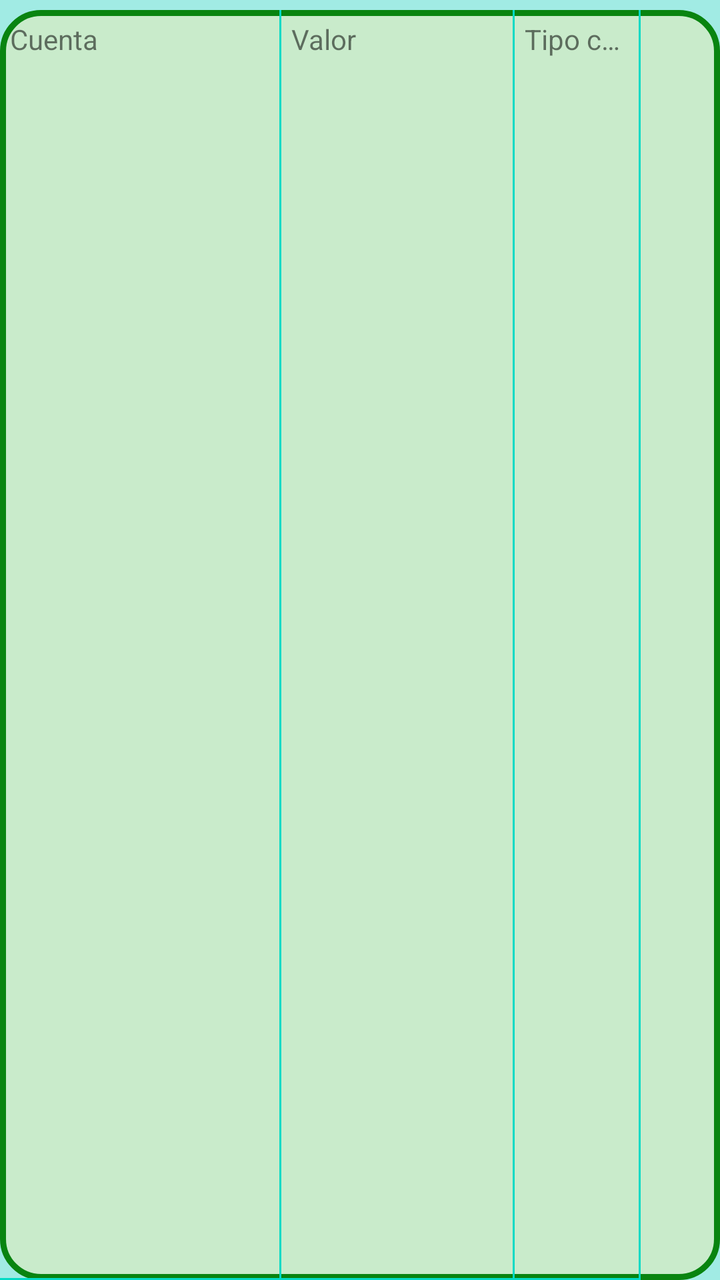
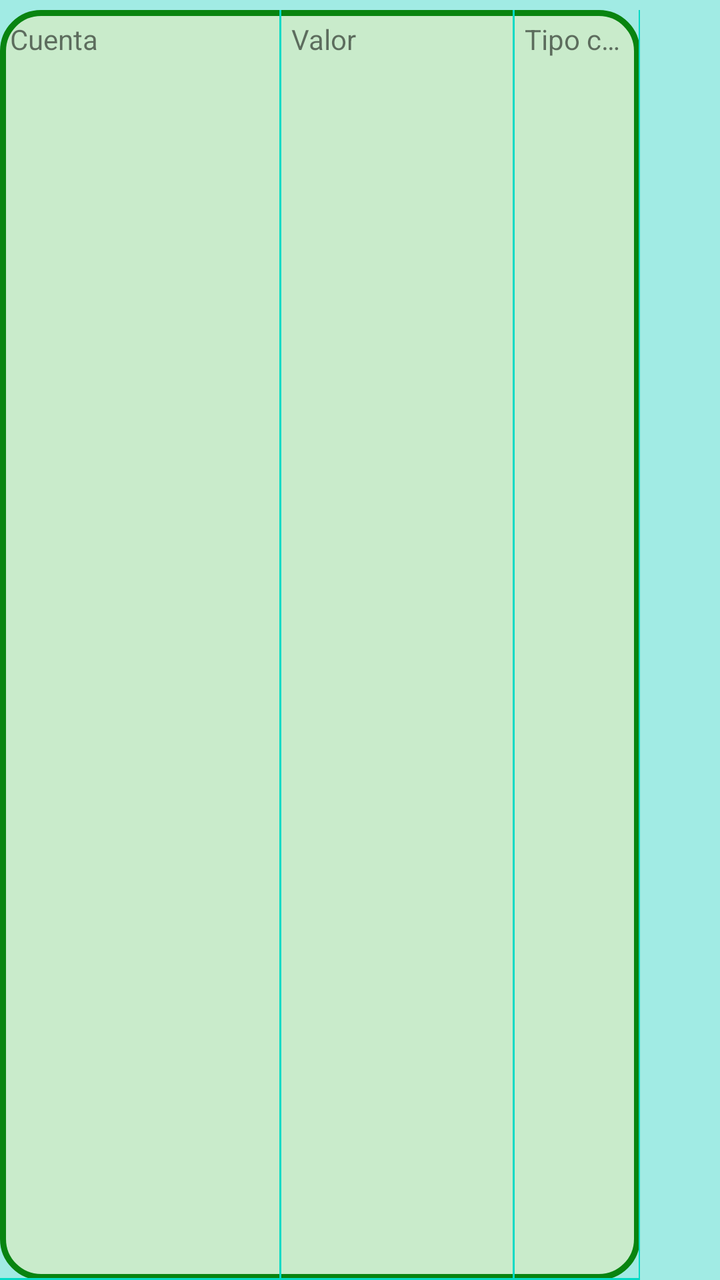

An Android layout rendered at two revisions. The XML below is the earlier revision; the diff shows what the commit changed to produce the second picture.
<!-- AndroidManifest.xml: application theme Theme.AppCompat.Light -->
<!-- res/layout/d_f3_1_adaptador_informes_columnas.xml -->
<?xml version="1.0" encoding="utf-8"?>
<androidx.constraintlayout.widget.ConstraintLayout
    xmlns:android="http://schemas.android.com/apk/res/android"
    xmlns:app="http://schemas.android.com/apk/res-auto"
    android:layout_width="match_parent"
    android:layout_height="wrap_content"
    android:background="#A1EBE4"
    >

    <LinearLayout
        android:id="@+id/relativeLayout1"
        android:layout_width="match_parent"
        android:layout_height="match_parent"
        android:background="@drawable/bg_green_square"
        android:layout_marginTop="5dp"
        app:layout_constraintBottom_toBottomOf="parent"
        app:layout_constraintEnd_toEndOf="parent"
        app:layout_constraintStart_toStartOf="parent"
        app:layout_constraintTop_toTopOf="parent"
        android:orientation="horizontal"
        android:scrollbars="horizontal"
        android:scrollbarSize="20dp"
        >

        <TextView
            android:id="@+id/c3_Cuenta_XTv"
            android:layout_width="160dp"
            android:layout_height="match_parent"
            android:layout_weight="3.2"
            android:background="@drawable/bg_green_square3"
            android:ellipsize="end"
            android:padding="5dp"
            android:singleLine="true"
            android:text="Cuenta" />

        <TextView
            android:id="@+id/c4_Signo_XTv"
            android:layout_width="0dp"
            android:layout_height="match_parent"
            android:layout_weight="0"
            android:background="@drawable/bg_green_square3"
            android:ellipsize="end"
            android:padding="5dp"
            android:singleLine="true"
            android:text="" />

        <TextView
            android:id="@+id/c5_Valor_XTv"
            android:layout_width="130dp"
            android:layout_height="match_parent"
            android:layout_weight="2.2"
            android:background="@drawable/bg_green_square3"
            android:ellipsize="end"
            android:padding="5dp"
            android:singleLine="true"
            android:text="Valor" />


        
        <TextView
            android:id="@+id/c10_Grupo1_XTv"
            android:layout_width="70dp"
            android:layout_height="match_parent"
            android:layout_weight="1.2"
            android:background="@drawable/bg_green_square3"
            android:ellipsize="end"
            android:padding="5dp"
            android:singleLine="true"
            android:text="Tipo cuenta" />

        
        <TextView
            android:id="@+id/c11_Grupo2_XTv"
            android:layout_width="0dp"
            android:layout_height="match_parent"
            android:layout_weight="0"
            android:background="@drawable/bg_green_square3"
            android:ellipsize="end"
            android:padding="5dp"
            android:singleLine="true"
            android:text="" />

        
        <TextView
            android:id="@+id/informeInventario_XTv"
            android:layout_width="40dp"
            android:layout_height="match_parent"
            android:layout_weight="0"
            android:background="@drawable/bg_grupo_inventario"
            android:gravity="center"
            android:text="📊"
            android:textSize="18sp"
            android:visibility="invisible" />

    </LinearLayout>


</androidx.constraintlayout.widget.ConstraintLayout>
<!-- resources referenced by this layout -->
<resources>
  <!-- drawable bg_green_square (drawable) -->
  <?xml version="1.0" encoding="utf-8"?>
  <shape xmlns:android="http://schemas.android.com/apk/res/android" android:shape="rectangle">
      <corners
          android:topLeftRadius="19dp"
          android:topRightRadius="19dp"
          android:bottomRightRadius="19dp"
          android:bottomLeftRadius="19dp">
      </corners>
      <stroke
          android:width="3dp"
          android:color="#098410">
      </stroke>
      <solid
          android:color="#C9EBCB">
      </solid>
  </shape>
  <!-- drawable bg_green_square3 (drawable-v24) -->
  <layer-list xmlns:android = "http://schemas.android.com/apk/res/android">
  
      <item
          android:left = "-2dp"
          android:top = "-2dp">
          <shape android:shape = "rectangle" >
              <solid android:color = "@android:color/transparent" />
  
              <stroke
                  android:width = "1dp"
                  android:color = "@color/colorAccent" />
          </shape>
      </item>
  </layer-list >
  <!-- drawable bg_grupo_inventario (drawable) -->
  <?xml version="1.0" encoding="utf-8"?>
  <shape xmlns:android="http://schemas.android.com/apk/res/android" android:shape="rectangle">
      <corners android:radius="8dp" />
      <stroke android:width="2dp" android:color="#8D6E63" />
      <solid android:color="#FFF3E0" />
  </shape>
  <color name="colorAccent">#03DAC5</color>
</resources>

<!-- the commit's change to res/layout/d_f3_1_adaptador_informes_columnas.xml (unified diff, before → after) -->
@@ -9,12 +9,12 @@
 
     <LinearLayout
         android:id="@+id/relativeLayout1"
-        android:layout_width="match_parent"
+        android:layout_width="0dp"
         android:layout_height="match_parent"
         android:background="@drawable/bg_green_square"
         android:layout_marginTop="5dp"
         app:layout_constraintBottom_toBottomOf="parent"
-        app:layout_constraintEnd_toEndOf="parent"
+        app:layout_constraintEnd_toStartOf="@+id/informeInventario_XTv"
         app:layout_constraintStart_toStartOf="parent"
         app:layout_constraintTop_toTopOf="parent"
         android:orientation="horizontal"
@@ -80,19 +80,23 @@
             android:singleLine="true"
             android:text="" />
 
-        
-        <TextView
-            android:id="@+id/informeInventario_XTv"
-            android:layout_width="40dp"
-            android:layout_height="match_parent"
-            android:layout_weight="0"
-            android:background="@drawable/bg_grupo_inventario"
-            android:gravity="center"
-            android:text="📊"
-            android:textSize="18sp"
-            android:visibility="invisible" />
 
     </LinearLayout>
 
+    
+    <TextView
+        android:id="@+id/informeInventario_XTv"
+        android:layout_width="40dp"
+        android:layout_height="0dp"
+        android:layout_marginTop="5dp"
+        android:layout_marginStart="2dp"
+        android:background="@drawable/bg_grupo_inventario"
+        android:gravity="center"
+        android:text="📊"
+        android:textSize="18sp"
+        android:visibility="invisible"
+        app:layout_constraintBottom_toBottomOf="parent"
+        app:layout_constraintEnd_toEndOf="parent"
+        app:layout_constraintTop_toTopOf="parent" />
 
 </androidx.constraintlayout.widget.ConstraintLayout>
